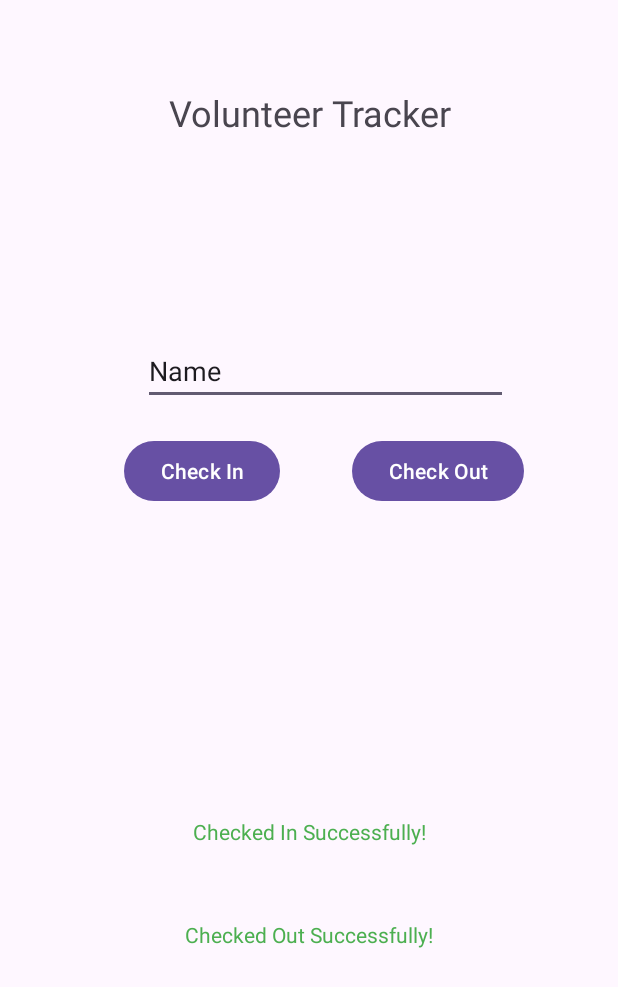
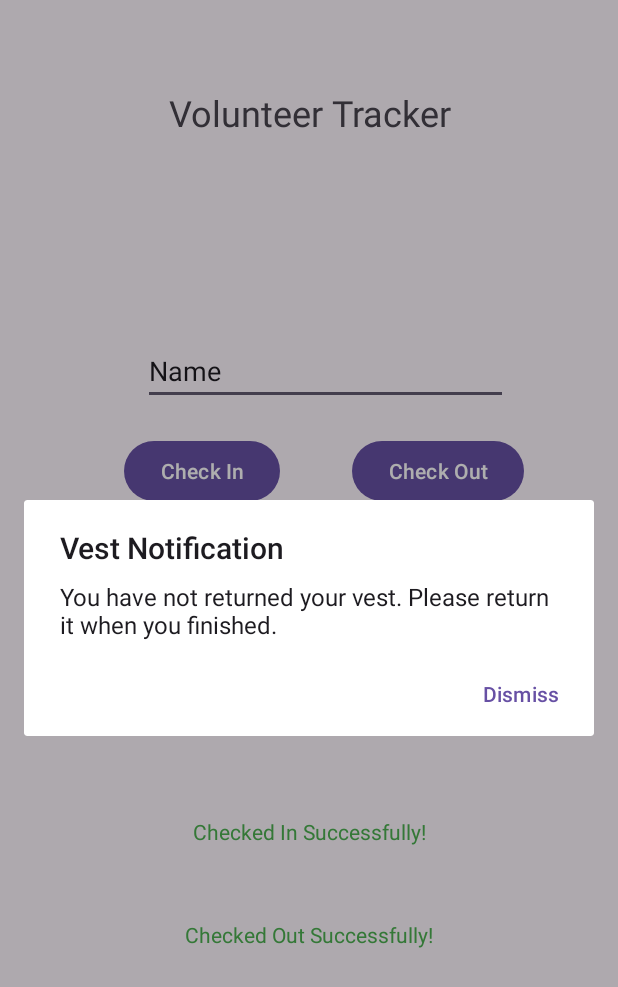
Before and after one commit to hackerjkp/VolunteerTracker, an Android app: the screen it shows after launch (MainActivity), after a tap on "Check Out", on a phone screen of 412 x 824 dp. Shown: the top 987 px of the screen. Run offline under Robolectric (Android 15) with nearby library versions, the phone set to English and light mode, and no system bars; 2 other taps on this screen came first.

Commit message:
uploaded my finished user story 03 & 04 !!

```diff
--- a/Code/app/src/main/java/com/example/volunteertracker/MainActivity.java
+++ b/Code/app/src/main/java/com/example/volunteertracker/MainActivity.java
@@ -1,5 +1,6 @@
 package com.example.volunteertracker;
 
+import androidx.appcompat.app.AlertDialog;
 import androidx.appcompat.app.AppCompatActivity;
 
 import android.content.SharedPreferences;
@@ -39,6 +40,8 @@ public class MainActivity extends AppCompatActivity {
         // initializing shared preferences
         preferences = getSharedPreferences(preferencesName, MODE_PRIVATE);
         retrievingHoursFromPrefs();
+        // button for showing data
+        Button showHours = findViewById(R.id.showHours);
 
         //display check in message
         checkIn.setOnClickListener(new View.OnClickListener() {
@@ -61,12 +64,20 @@ public class MainActivity extends AppCompatActivity {
                 checkOutMessage.setVisibility(View.VISIBLE);
             }
         });
+
+        // showing saved data
+        showHours.setOnClickListener(new View.OnClickListener() {
+            @Override
+            public void onClick(View view) {
+                showSavedData();
+            }
+        });
     }
 
     // method to check in
     private void checkIn() {
         String volunteerName = getVolunteerName();
-        // checking if
+        // checking if user already has hours
         if (!volunteerHours.containsKey(volunteerName)) {
             volunteerHours.put(volunteerName, 0L);
             start_timer_count();
@@ -79,16 +90,29 @@ public class MainActivity extends AppCompatActivity {
     }
 
     // method to check out
+    // adding vest notification here for every time user checks out
     private void checkOut() {
         String volunteerName = getVolunteerName();
+        // creating variable for user having vest
+        boolean hasVest = true;
+
         stop_count_timer();
         long logoutTime = System.currentTimeMillis();
 
+        // checking if user already has hours
         if (volunteerHours.containsKey(volunteerName)) {
             volunteerHours.put(volunteerName, volunteerHours.get(volunteerName) + calculate_hours(logoutTime - loginTime));
         }
         // saving data to shared preferences
         savingHoursToPrefs();
+
+        // checking if user still has vest
+        if (hasVest) {
+            showVestNotification();
+        }
+        else {
+            stop_count_timer();
+        }
     }
 
 
@@ -146,4 +170,30 @@ public class MainActivity extends AppCompatActivity {
         }
         return hm;
     }
+
+    // method to show saved hours
+    private void showSavedData() {
+        // getting data from previous method
+        retrievingHoursFromPrefs();
+        // using similar string builder as HashMap2String's
+        StringBuilder savedDataSB = new StringBuilder();
+        for (String key : volunteerHours.keySet()) {
+            savedDataSB.append(key).append(" : \t").append(volunteerHours.get(key)).append((" Hours\n"));
+        }
+        // displaying saved hours as an alert
+        AlertDialog.Builder savedHours = new AlertDialog.Builder(this);
+        savedHours.setTitle("Saved Volunteer Hours");
+        savedHours.setMessage(savedDataSB.toString());
+        savedHours.setPositiveButton("Confirm", null);
+        savedHours.show();
+    }
+
+    // method to show vest notification
+    private void showVestNotification() {
+        AlertDialog.Builder vestNotification = new AlertDialog.Builder(this);
+        vestNotification.setTitle("Vest Notification");
+        vestNotification.setMessage("You have not returned your vest. Please return it when you finished.");
+        vestNotification.setPositiveButton("Dismiss", null);
+        vestNotification.show();
+    }
 }
--- a/Code/app/src/main/res/layout/activity_main.xml
+++ b/Code/app/src/main/res/layout/activity_main.xml
@@ -63,6 +63,16 @@
         app:layout_constraintTop_toBottomOf="@+id/VolName" />
 
     <Button
+        android:id="@+id/showHours"
+        android:layout_width="wrap_content"
+        android:layout_height="wrap_content"
+        android:text="Show Hours"
+        app:layout_constraintBottom_toBottomOf="parent"
+        app:layout_constraintEnd_toEndOf="parent"
+        app:layout_constraintStart_toStartOf="parent"
+        app:layout_constraintTop_toTopOf="parent" />
+
+    <Button
         android:id="@+id/checkOut"
         android:layout_width="wrap_content"
         android:layout_height="wrap_content"
```
